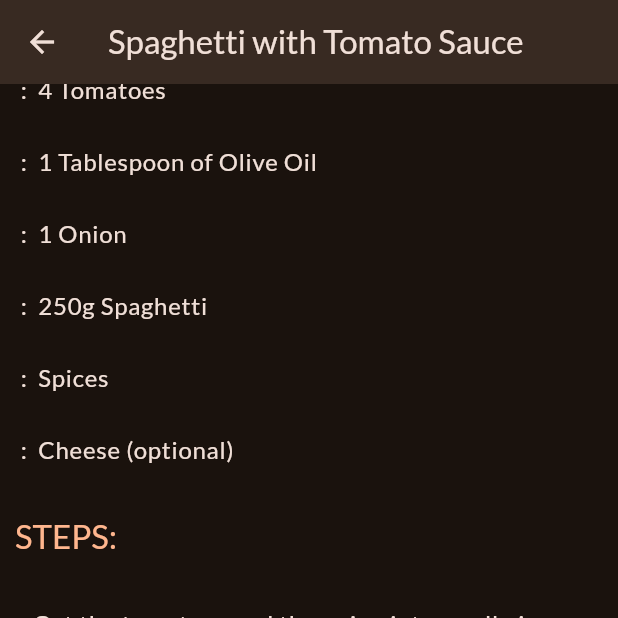
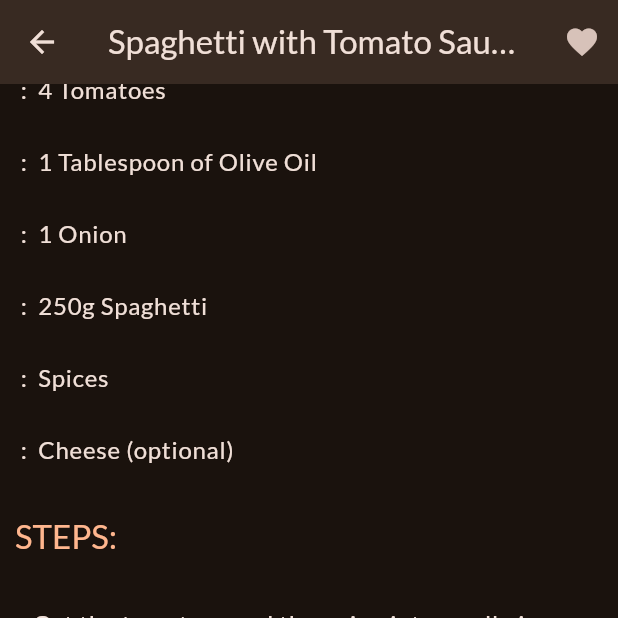
Before and after one commit to spector-0110/Meals, a Flutter app: the MealDetails screen opened directly with sample values from the repository, scrolled down 258 dp, on a phone screen of 412 x 824 dp, the top half of it. Run offline on Flutter 3.47's test engine with Material 2 defaults, Android fonts, the phone set to English and light mode, and no system bars; our stand-ins replace google_fonts, transparent_image; network calls fail.

Commit message:
favorite buttom fixed

```diff
--- a/lib/screens/meal_detail_Screen.dart
+++ b/lib/screens/meal_detail_Screen.dart
@@ -2,17 +2,27 @@ import 'package:flutter/material.dart';
 import 'package:meals_app/models/meal.dart';
 
 class MealDetails extends StatelessWidget {
-  MealDetails({super.key, required this.meal});
+  const MealDetails({super.key, required this.meal, required this.onTapFavoriteIcon});
 
   final Meal meal;
+  final void Function(Meal) onTapFavoriteIcon;
 
   @override
   Widget build(context) {
     return Scaffold(
       appBar: AppBar(
-          title: Text(
-        meal.title,
-      )),
+        title: Text(
+          meal.title,
+        ),
+        actions: [
+          IconButton(
+            onPressed: () {
+              onTapFavoriteIcon(meal);
+            },
+            icon: const Icon(Icons.favorite),
+          ),
+        ],
+      ),
       body: SingleChildScrollView(
         child: Column(
           crossAxisAlignment: CrossAxisAlignment.start,
--- a/lib/screens/meals.dart
+++ b/lib/screens/meals.dart
@@ -3,10 +3,11 @@ import 'package:meals_app/models/meal.dart';
 import 'package:meals_app/widgets/meal_item.dart';
 
 class MealScreen extends StatelessWidget {
-  MealScreen({super.key, required this.meals, this.title});
+  MealScreen({super.key, required this.meals, this.title,required this.onTapFavoriteIcon});
 
   String? title;
   final List<Meal> meals;
+   final void Function(Meal) onTapFavoriteIcon;
 
   @override
   Widget build(context) {
@@ -34,7 +35,7 @@ class MealScreen extends StatelessWidget {
       content = ListView.builder(
           itemCount: meals
               .length, // important so that flutter gets to know the length of the list
-          itemBuilder: (ctx, index) => MealItem(meal: meals[index]));
+          itemBuilder: (ctx, index) => MealItem(meal: meals[index],onTapFavoriteIcon: onTapFavoriteIcon,));
     }
     if (title == null) return content;
     return Scaffold(
--- a/lib/widgets/meal_item.dart
+++ b/lib/widgets/meal_item.dart
@@ -5,8 +5,9 @@ import 'package:transparent_image/transparent_image.dart';
 import '../models/meal.dart';
 
 class MealItem extends StatelessWidget {
-  MealItem({super.key, required this.meal});
+  const MealItem({super.key, required this.meal,required this.onTapFavoriteIcon});
   final Meal meal;
+  final void Function(Meal) onTapFavoriteIcon;
 
   String get complexityText {
     return meal.complexity.name[0].toUpperCase() +
@@ -20,7 +21,7 @@ class MealItem extends StatelessWidget {
 
   void _onSelectMeal(BuildContext context, Meal meal) {
     Navigator.of(context)
-        .push(MaterialPageRoute(builder: (ctx) => MealDetails(meal: meal)));
+        .push(MaterialPageRoute(builder: (ctx) => MealDetails(meal: meal,onTapFavoriteIcon: onTapFavoriteIcon,)));
   }
 
   @override
```
Also changed, not shown: lib/screens/categories.dart (+8 -3 lines), lib/screens/tab_screen_state.dart (+27 -2 lines).
